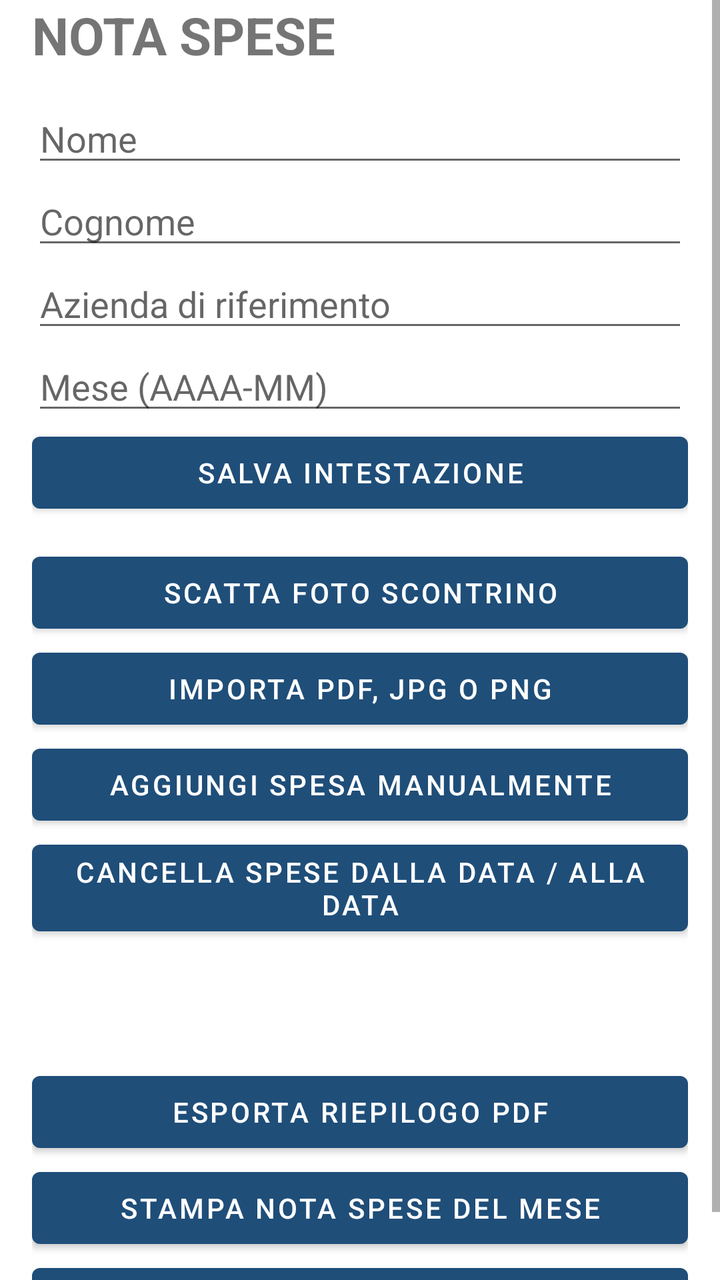
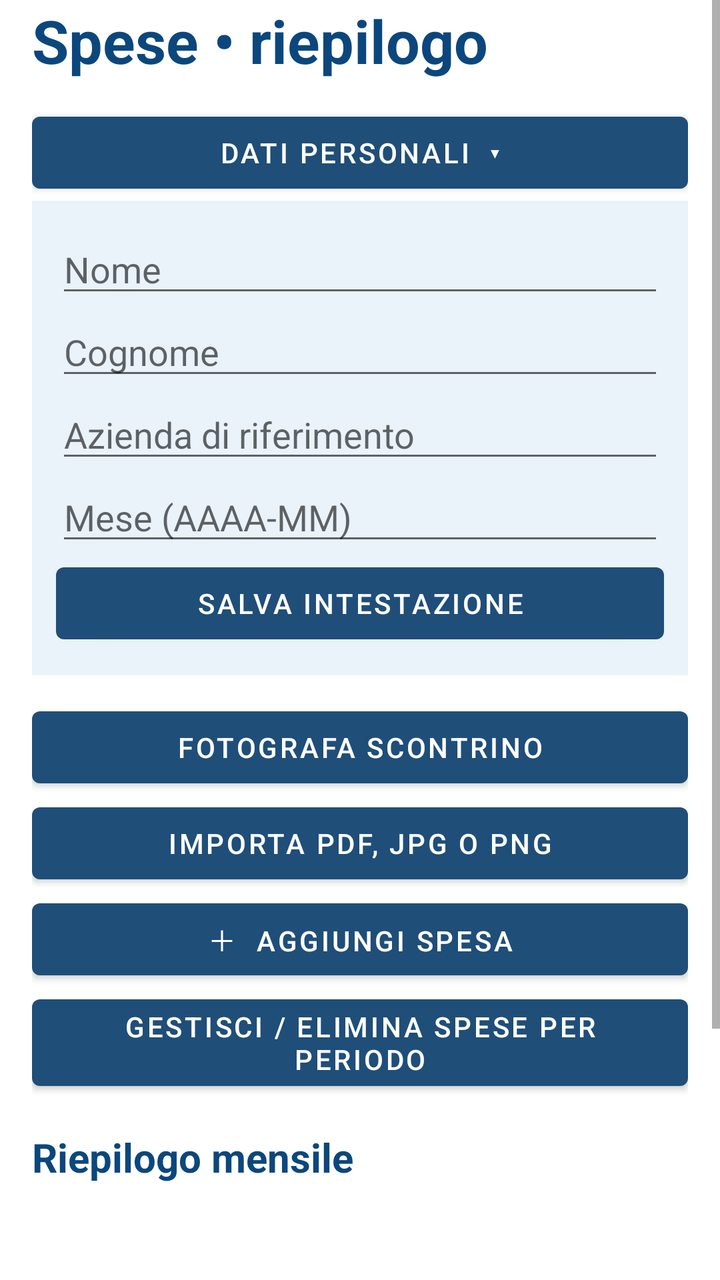

Two renders of the same Android screen: before a commit and after it. Below are the layout's source before the change and the commit's diff.
<!-- AndroidManifest.xml: application theme Theme.NotaSpese -->
<!-- res/layout/activity_main.xml -->
<?xml version="1.0" encoding="utf-8"?>
<ScrollView xmlns:android="http://schemas.android.com/apk/res/android"
    android:id="@+id/rootScroll"
    android:layout_width="match_parent"
    android:layout_height="match_parent"
    android:clipToPadding="false"
    android:fillViewport="true"
    android:scrollbars="vertical">
    <LinearLayout
        android:layout_width="match_parent"
        android:layout_height="wrap_content"
        android:orientation="vertical"
        android:paddingStart="16dp"
        android:paddingEnd="16dp">

        <TextView android:layout_width="wrap_content" android:layout_height="wrap_content"
            android:text="NOTA SPESE" android:textStyle="bold" android:textSize="26sp"
            android:layout_marginBottom="12dp"/>

        <EditText android:id="@+id/etNome" android:layout_width="match_parent"
            android:layout_height="wrap_content" android:hint="Nome"/>
        <EditText android:id="@+id/etCognome" android:layout_width="match_parent"
            android:layout_height="wrap_content" android:hint="Cognome"/>
        <EditText android:id="@+id/etAzienda" android:layout_width="match_parent"
            android:layout_height="wrap_content" android:hint="Azienda di riferimento"/>
        <EditText android:id="@+id/etMese" android:layout_width="match_parent"
            android:layout_height="wrap_content" android:hint="Mese (AAAA-MM)"/>

        <Button android:id="@+id/btnSalvaProfilo" android:layout_width="match_parent"
            android:layout_height="wrap_content" android:text="Salva intestazione"/>
        <Button android:id="@+id/btnFoto" android:layout_width="match_parent"
            android:layout_height="wrap_content" android:text="Scatta foto scontrino"
            android:layout_marginTop="12dp"/>
        <Button android:id="@+id/btnImporta" android:layout_width="match_parent"
            android:layout_height="wrap_content" android:text="Importa PDF, JPG o PNG"/>
        <Button android:id="@+id/btnManuale" android:layout_width="match_parent"
            android:layout_height="wrap_content" android:text="Aggiungi spesa manualmente"/>
        <Button android:id="@+id/btnEliminaPeriodo" android:layout_width="match_parent"
            android:layout_height="wrap_content" android:text="Cancella spese dalla data / alla data"/>

        <TextView android:id="@+id/tvTotali" android:layout_width="match_parent"
            android:layout_height="wrap_content" android:textStyle="bold"
            android:textSize="18sp" android:paddingTop="12dp" android:paddingBottom="8dp"/>

        <LinearLayout android:id="@+id/containerSpese" android:layout_width="match_parent"
            android:layout_height="wrap_content" android:orientation="vertical"/>

        <Button android:id="@+id/btnPdf" android:layout_width="match_parent"
            android:layout_height="wrap_content" android:text="Esporta riepilogo PDF"
            android:layout_marginTop="16dp"/>
        <Button android:id="@+id/btnStampa" android:layout_width="match_parent"
            android:layout_height="wrap_content" android:text="Stampa nota spese del mese"/>
        <Button android:id="@+id/btnCondividi" android:layout_width="match_parent"
            android:layout_height="wrap_content" android:text="Condividi ultimo PDF"/>
    </LinearLayout>
</ScrollView>
<!-- resources referenced by this layout -->
<resources>
  <style name="Theme.NotaSpese" parent="Theme.MaterialComponents.DayNight.NoActionBar">
          <item name="colorPrimary">#1F4E79</item>
          <item name="colorPrimaryVariant">#163A5C</item>
          <item name="colorOnPrimary">#FFFFFF</item>
      </style>
</resources>

<!-- the commit's change to res/layout/activity_main.xml (unified diff, before → after) -->
@@ -14,9 +14,14 @@
         android:paddingEnd="16dp">
 
         <TextView android:layout_width="wrap_content" android:layout_height="wrap_content"
-            android:text="NOTA SPESE" android:textStyle="bold" android:textSize="26sp"
+            android:text="Spese • riepilogo" android:textStyle="bold" android:textSize="30sp" android:textColor="#0B477D"
             android:layout_marginBottom="12dp"/>
 
+        <Button android:id="@+id/toggleProfilo" android:layout_width="match_parent"
+            android:layout_height="wrap_content" android:text="Dati personali  ▾"/>
+        <LinearLayout android:id="@+id/profiloDettagli" android:layout_width="match_parent"
+            android:layout_height="wrap_content" android:orientation="vertical"
+            android:padding="12dp" android:background="#EAF3FA">
         <EditText android:id="@+id/etNome" android:layout_width="match_parent"
             android:layout_height="wrap_content" android:hint="Nome"/>
         <EditText android:id="@+id/etCognome" android:layout_width="match_parent"
@@ -28,16 +33,20 @@
 
         <Button android:id="@+id/btnSalvaProfilo" android:layout_width="match_parent"
             android:layout_height="wrap_content" android:text="Salva intestazione"/>
+        </LinearLayout>
         <Button android:id="@+id/btnFoto" android:layout_width="match_parent"
-            android:layout_height="wrap_content" android:text="Scatta foto scontrino"
+            android:layout_height="wrap_content" android:text="Fotografa scontrino"
             android:layout_marginTop="12dp"/>
         <Button android:id="@+id/btnImporta" android:layout_width="match_parent"
             android:layout_height="wrap_content" android:text="Importa PDF, JPG o PNG"/>
         <Button android:id="@+id/btnManuale" android:layout_width="match_parent"
-            android:layout_height="wrap_content" android:text="Aggiungi spesa manualmente"/>
+            android:layout_height="wrap_content" android:text="＋  Aggiungi spesa"/>
         <Button android:id="@+id/btnEliminaPeriodo" android:layout_width="match_parent"
-            android:layout_height="wrap_content" android:text="Cancella spese dalla data / alla data"/>
+            android:layout_height="wrap_content" android:text="Gestisci / elimina spese per periodo"/>
 
+        <TextView android:layout_width="match_parent" android:layout_height="wrap_content"
+            android:text="Riepilogo mensile" android:textStyle="bold" android:textSize="20sp"
+            android:textColor="#0B477D" android:paddingTop="16dp"/>
         <TextView android:id="@+id/tvTotali" android:layout_width="match_parent"
             android:layout_height="wrap_content" android:textStyle="bold"
             android:textSize="18sp" android:paddingTop="12dp" android:paddingBottom="8dp"/>
